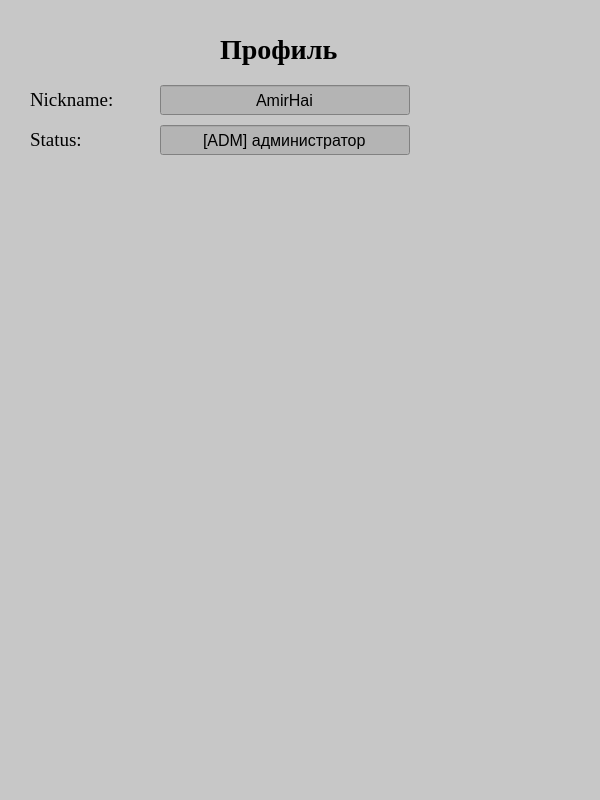
This is AllActivities/Profile.ui in AmirHai/project_2048 as Qt 5 draws it before an edit. The edited form follows.
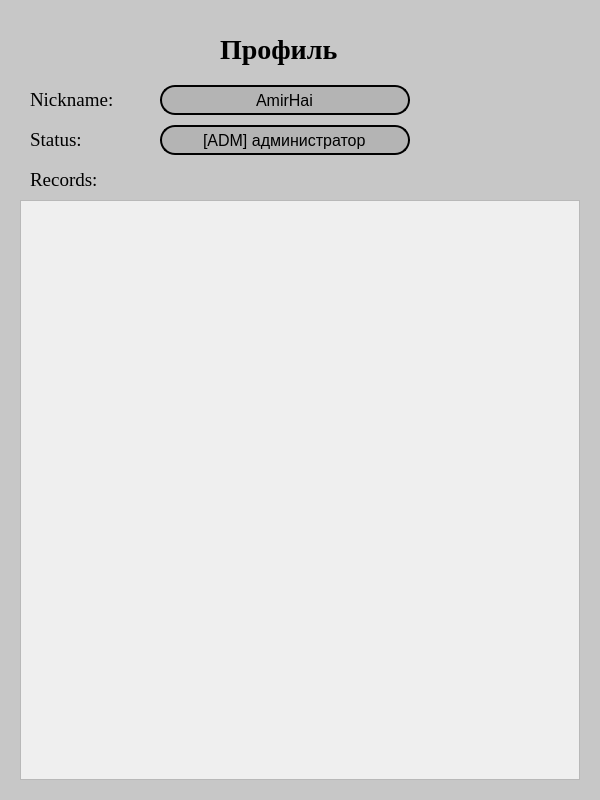
This is the edited form.

```diff
--- a/AllActivities/Profile.ui
+++ b/AllActivities/Profile.ui
@@ -86,7 +86,12 @@
    </property>
    <property name="styleSheet">
     <string notr="true">color: rgb(0, 0, 0);
-background-color: rgb(180, 180, 180)</string>
+background-color: rgb(180, 180, 180);
+border-radius: 15px;
+border-color: black;
+border-style: outset;
+border-width: 2px;
+border-radius: 15px;</string>
    </property>
    <property name="text">
     <string>AmirHai</string>
@@ -133,7 +138,12 @@
    </property>
    <property name="styleSheet">
     <string notr="true">color: rgb(0, 0, 0);
-background-color: rgb(180, 180, 180)</string>
+background-color: rgb(180, 180, 180);
+border-radius: 15px;
+border-color: black;
+border-style: outset;
+border-width: 2px;
+border-radius: 15px;</string>
    </property>
    <property name="text">
     <string>[ADM] администратор</string>
@@ -142,6 +152,51 @@
     <set>Qt::AlignCenter</set>
    </property>
   </widget>
+  <widget class="QLabel" name="label_4">
+   <property name="geometry">
+    <rect>
+     <x>30</x>
+     <y>160</y>
+     <width>100</width>
+     <height>40</height>
+    </rect>
+   </property>
+   <property name="font">
+    <font>
+     <family>Times New Roman</family>
+     <pointsize>14</pointsize>
+    </font>
+   </property>
+   <property name="text">
+    <string>Records:</string>
+   </property>
+  </widget>
+  <widget class="QScrollArea" name="scrollArea_records">
+   <property name="geometry">
+    <rect>
+     <x>20</x>
+     <y>200</y>
+     <width>560</width>
+     <height>580</height>
+    </rect>
+   </property>
+   <property name="styleSheet">
+    <string notr="true">background-color: rgb(239, 239, 239)</string>
+   </property>
+   <property name="widgetResizable">
+    <bool>true</bool>
+   </property>
+   <widget class="QWidget" name="scrollAreaWidgetContents">
+    <property name="geometry">
+     <rect>
+      <x>0</x>
+      <y>0</y>
+      <width>558</width>
+      <height>578</height>
+     </rect>
+    </property>
+   </widget>
+  </widget>
  </widget>
  <resources/>
  <connections/>
```
